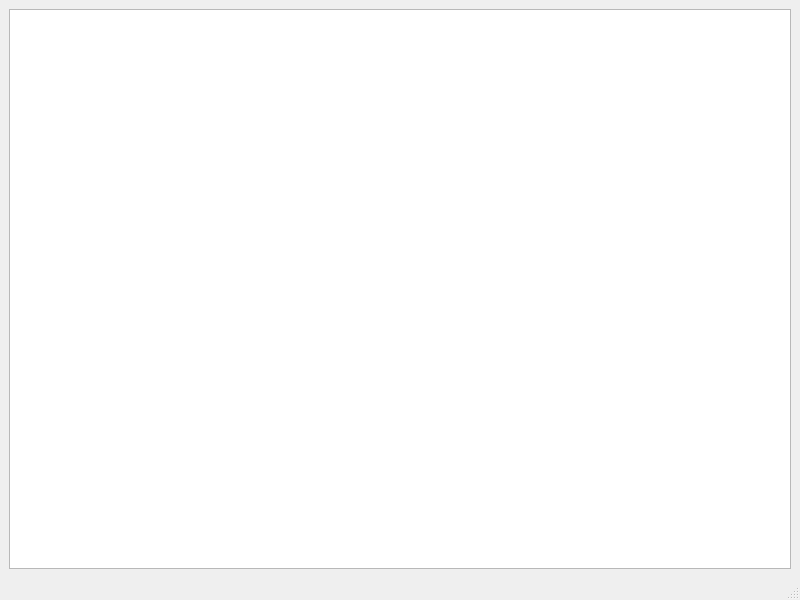
Above: src/mainwindow.ui from NaoPross/GlowingBroccoli before the change. Below: the same form after it.
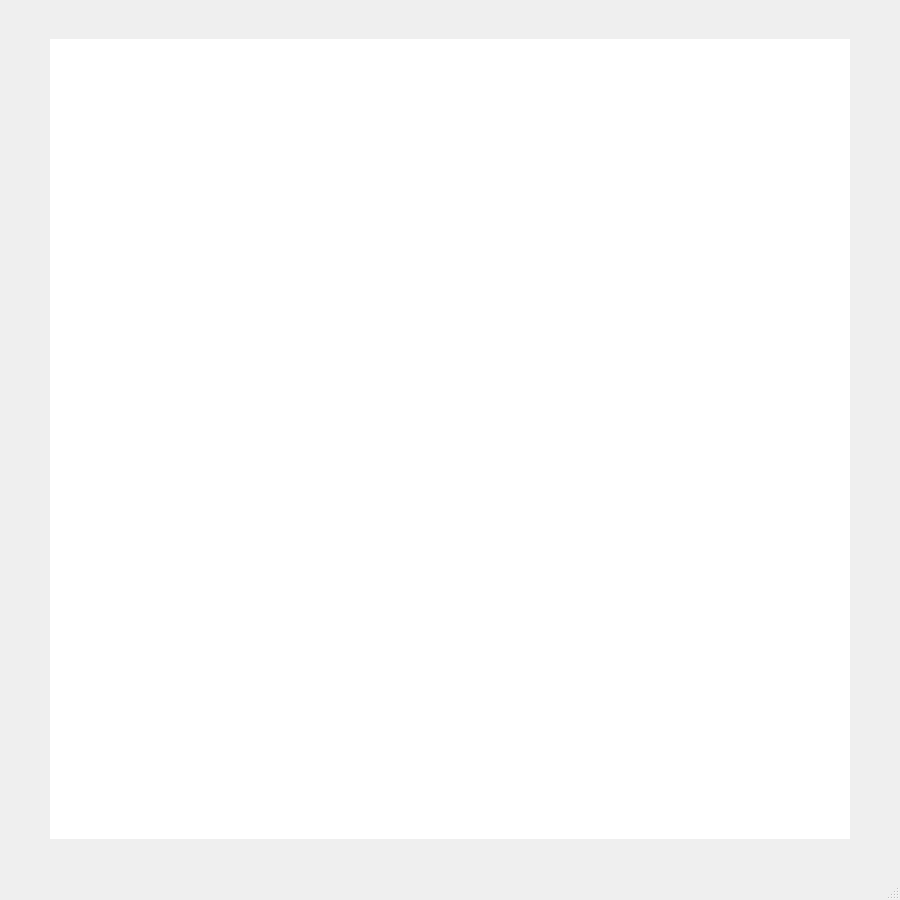
That is the form after the change.

The edit to the form file:
```diff
--- a/src/mainwindow.ui
+++ b/src/mainwindow.ui
@@ -6,8 +6,8 @@
    <rect>
     <x>0</x>
     <y>0</y>
-    <width>800</width>
-    <height>600</height>
+    <width>900</width>
+    <height>900</height>
    </rect>
   </property>
   <property name="windowTitle">
@@ -16,7 +16,34 @@
   <widget class="QWidget" name="centralwidget">
    <layout class="QHBoxLayout" name="horizontalLayout">
     <item>
-     <widget class="QGraphicsView" name="graphicsView"/>
+     <widget class="QGraphicsView" name="graphicsView">
+      <property name="minimumSize">
+       <size>
+        <width>800</width>
+        <height>800</height>
+       </size>
+      </property>
+      <property name="maximumSize">
+       <size>
+        <width>800</width>
+        <height>800</height>
+       </size>
+      </property>
+      <property name="frameShape">
+       <enum>QFrame::NoFrame</enum>
+      </property>
+      <property name="frameShadow">
+       <enum>QFrame::Plain</enum>
+      </property>
+      <property name="sceneRect">
+       <rectf>
+        <x>0.000000000000000</x>
+        <y>0.000000000000000</y>
+        <width>0.000000000000000</width>
+        <height>0.000000000000000</height>
+       </rectf>
+      </property>
+     </widget>
     </item>
    </layout>
   </widget>
```
Left out of the diff: 2 changed lines with no effect on the pictures.
